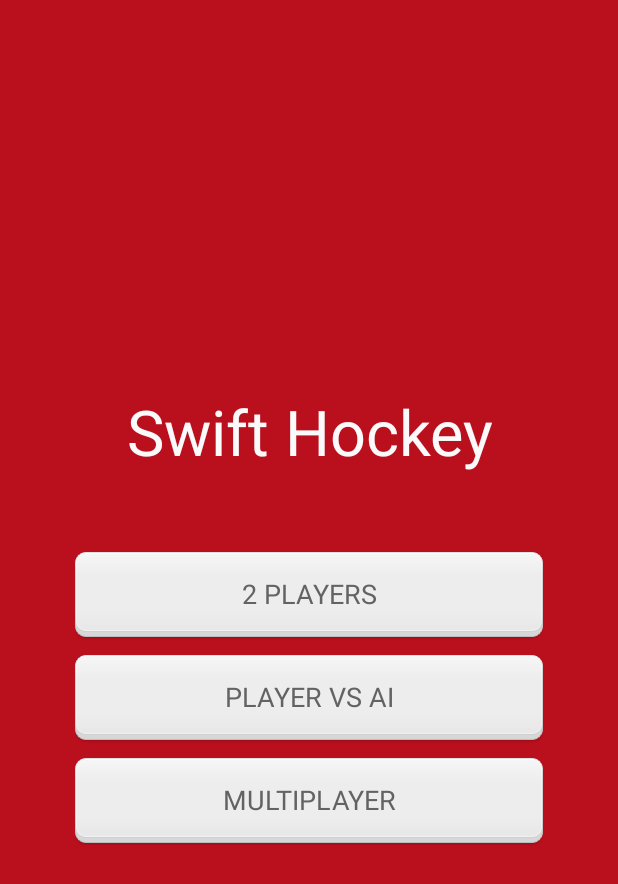
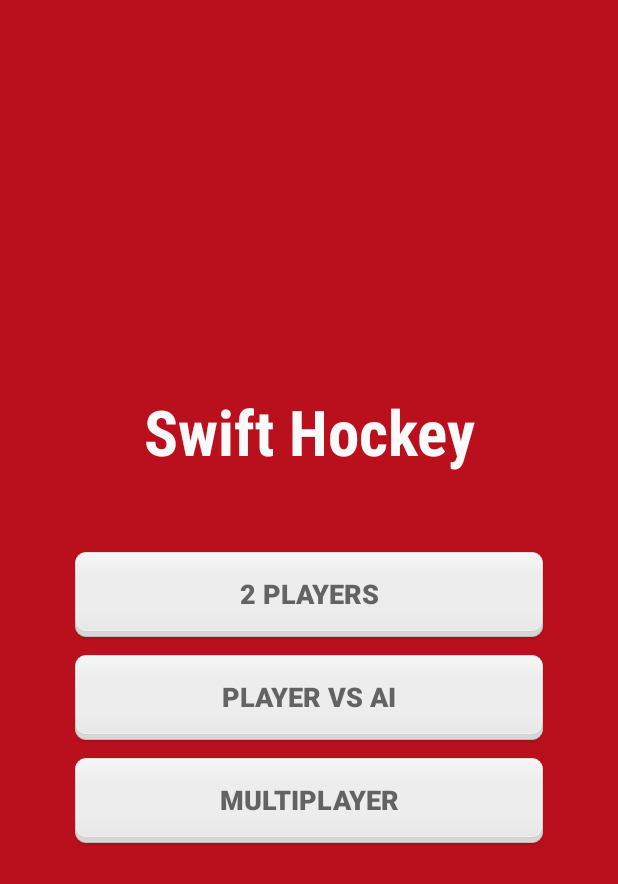
Before and after one commit to GilaGuy/Swift-Hockey, an Android app: the screen it shows after launch (MainActivity), on a phone screen of 412 x 824 dp. Shown: the top 884 px of the screen. Run offline under Robolectric (Android 15) with nearby library versions, the phone set to English and light mode, and no system bars.

Commit message:
such text updates

```diff
--- a/app/src/main/res/layout/activity_main.xml
+++ b/app/src/main/res/layout/activity_main.xml
@@ -21,7 +21,9 @@
         android:layout_alignParentRight="true"
         android:layout_alignParentEnd="true"
         android:layout_marginBottom="42dip"
-        android:textColor="@color/txt_color_title" />
+        android:textColor="@color/txt_color_title"
+        android:fontFamily="sans-serif-condensed"
+        android:textStyle="normal|bold" />
 
     <Button
         android:layout_width="wrap_content"
@@ -36,7 +38,9 @@
         android:layout_alignParentEnd="true"
         android:textColor="@color/txt_color_btn"
         android:background="@drawable/chunkybutton"
-        android:layout_marginTop="10dip" />
+        android:layout_marginTop="10dip"
+        android:textStyle="bold"
+        android:fontFamily="sans-serif-medium" />
 
     <Button
         android:layout_width="wrap_content"
@@ -51,7 +55,9 @@
         android:layout_alignParentStart="true"
         android:textColor="@color/txt_color_btn"
         android:background="@drawable/chunkybutton"
-        android:layout_marginTop="10dip" />
+        android:layout_marginTop="10dip"
+        android:textStyle="bold"
+        android:fontFamily="sans-serif-medium" />
 
     <Button
         android:layout_width="wrap_content"
@@ -66,6 +72,8 @@
         android:layout_alignParentStart="true"
         android:textColor="@color/txt_color_btn"
         android:background="@drawable/chunkybutton"
-        android:layout_marginTop="10dip" />
+        android:layout_marginTop="10dip"
+        android:textStyle="bold"
+        android:fontFamily="sans-serif-medium" />
 
 </RelativeLayout>
```
Also changed, not shown: app/src/main/res/layout/activity_game.xml (+4 -4 lines).
